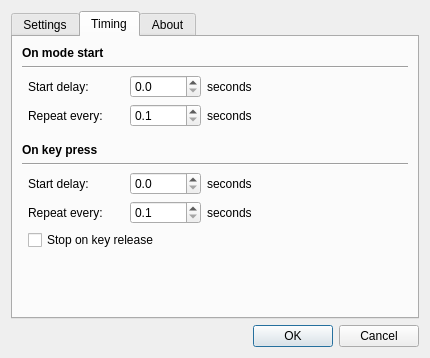
ckb-next/ckb-next, file src/ckb/animsettingdialog.ui: the form before one commit.
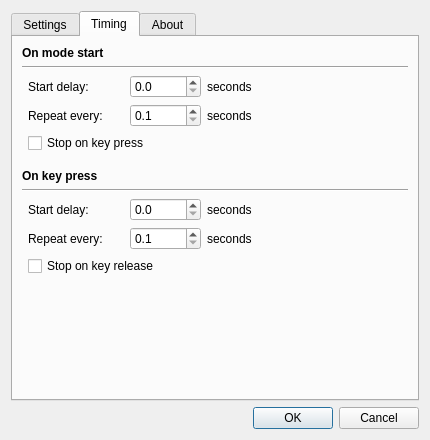
The form after the commit. The open tabs and pages were chosen to show the change.

Commit message: (ckb) New setting to treat keypress animations as if they were mode-start animations (ckb) Animations started with the mode can now be stopped on key press

```diff
--- a/src/ckb/animsettingdialog.ui
+++ b/src/ckb/animsettingdialog.ui
@@ -7,7 +7,7 @@
     <x>0</x>
     <y>0</y>
     <width>430</width>
-    <height>358</height>
+    <height>440</height>
    </rect>
   </property>
   <property name="minimumSize">
@@ -76,71 +76,53 @@
        <string>Timing</string>
       </attribute>
       <layout class="QGridLayout" name="timeGrid">
-       <item row="9" column="4">
-        <widget class="QLabel" name="kpRepeatLabel_2">
-         <property name="text">
-          <string>seconds</string>
-         </property>
-        </widget>
-       </item>
-       <item row="13" column="1">
-        <spacer name="verticalSpacer_2">
+       <item row="3" column="2">
+        <spacer name="horizontalSpacer_5">
          <property name="orientation">
-          <enum>Qt::Vertical</enum>
+          <enum>Qt::Horizontal</enum>
+         </property>
+         <property name="sizeType">
+          <enum>QSizePolicy::Fixed</enum>
          </property>
          <property name="sizeHint" stdset="0">
           <size>
-           <width>20</width>
-           <height>40</height>
+           <width>15</width>
+           <height>0</height>
           </size>
          </property>
         </spacer>
        </item>
-       <item row="8" column="1">
-        <widget class="QLabel" name="label_12">
+       <item row="11" column="1">
+        <widget class="QLabel" name="kpRepeatLabel">
          <property name="text">
-          <string>Start delay:</string>
+          <string>Repeat every:</string>
          </property>
         </widget>
        </item>
-       <item row="2" column="1">
-        <widget class="QLabel" name="label_10">
+       <item row="3" column="1">
+        <widget class="QLabel" name="repeatLabel">
          <property name="text">
-          <string>Start delay:</string>
+          <string>Repeat every:</string>
          </property>
         </widget>
        </item>
-       <item row="2" column="3">
-        <widget class="QDoubleSpinBox" name="delayBox">
+       <item row="3" column="3">
+        <widget class="QDoubleSpinBox" name="repeatBox">
          <property name="decimals">
           <number>1</number>
          </property>
+         <property name="minimum">
+          <double>0.100000000000000</double>
+         </property>
          <property name="maximum">
           <double>86400.000000000000000</double>
          </property>
         </widget>
        </item>
-       <item row="6" column="0" colspan="6">
-        <widget class="QLabel" name="label_6">
+       <item row="3" column="4">
+        <widget class="QLabel" name="repeatLabel_2">
          <property name="text">
-          <string>&lt;b&gt;On key press&lt;/b&gt;</string>
-         </property>
-        </widget>
-       </item>
-       <item row="7" column="0" colspan="6">
-        <widget class="Line" name="line_2">
-         <property name="orientation">
-          <enum>Qt::Horizontal</enum>
-         </property>
-        </widget>
-       </item>
-       <item row="8" column="3">
-        <widget class="QDoubleSpinBox" name="kpDelayBox">
-         <property name="decimals">
-          <number>1</number>
-         </property>
-         <property name="maximum">
-          <double>86400.000000000000000</double>
+          <string>seconds</string>
          </property>
         </widget>
        </item>
@@ -151,8 +133,8 @@
          </property>
         </widget>
        </item>
-       <item row="2" column="4">
-        <widget class="QLabel" name="label_8">
+       <item row="11" column="4">
+        <widget class="QLabel" name="kpRepeatLabel_2">
          <property name="text">
           <string>seconds</string>
          </property>
@@ -165,7 +147,62 @@
          </property>
         </widget>
        </item>
-       <item row="5" column="1">
+       <item row="2" column="4">
+        <widget class="QLabel" name="label_8">
+         <property name="text">
+          <string>seconds</string>
+         </property>
+        </widget>
+       </item>
+       <item row="10" column="3">
+        <widget class="QDoubleSpinBox" name="kpDelayBox">
+         <property name="decimals">
+          <number>1</number>
+         </property>
+         <property name="maximum">
+          <double>86400.000000000000000</double>
+         </property>
+        </widget>
+       </item>
+       <item row="10" column="4">
+        <widget class="QLabel" name="label_13">
+         <property name="text">
+          <string>seconds</string>
+         </property>
+        </widget>
+       </item>
+       <item row="10" column="1">
+        <widget class="QLabel" name="label_12">
+         <property name="text">
+          <string>Start delay:</string>
+         </property>
+        </widget>
+       </item>
+       <item row="2" column="3">
+        <widget class="QDoubleSpinBox" name="delayBox">
+         <property name="decimals">
+          <number>1</number>
+         </property>
+         <property name="maximum">
+          <double>86400.000000000000000</double>
+         </property>
+        </widget>
+       </item>
+       <item row="5" column="1" colspan="3">
+        <widget class="QCheckBox" name="kpModeStopBox">
+         <property name="text">
+          <string>Stop on key press</string>
+         </property>
+        </widget>
+       </item>
+       <item row="2" column="1">
+        <widget class="QLabel" name="label_10">
+         <property name="text">
+          <string>Start delay:</string>
+         </property>
+        </widget>
+       </item>
+       <item row="7" column="1">
         <spacer name="verticalSpacer_3">
          <property name="orientation">
           <enum>Qt::Vertical</enum>
@@ -181,13 +218,6 @@
          </property>
         </spacer>
        </item>
-       <item row="11" column="1" colspan="4">
-        <widget class="QCheckBox" name="kpReleaseBox">
-         <property name="text">
-          <string>Stop on key release</string>
-         </property>
-        </widget>
-       </item>
        <item row="2" column="5">
         <spacer name="horizontalSpacer_4">
          <property name="orientation">
@@ -201,14 +231,21 @@
          </property>
         </spacer>
        </item>
-       <item row="8" column="4">
-        <widget class="QLabel" name="label_13">
+       <item row="14" column="1" colspan="3">
+        <widget class="QCheckBox" name="kpReleaseBox">
          <property name="text">
-          <string>seconds</string>
+          <string>Stop on key release</string>
          </property>
         </widget>
        </item>
-       <item row="9" column="3">
+       <item row="8" column="0" colspan="6">
+        <widget class="QLabel" name="label_6">
+         <property name="text">
+          <string>&lt;b&gt;On key press&lt;/b&gt;</string>
+         </property>
+        </widget>
+       </item>
+       <item row="11" column="3">
         <widget class="QDoubleSpinBox" name="kpRepeatBox">
          <property name="decimals">
           <number>1</number>
@@ -221,57 +258,27 @@
          </property>
         </widget>
        </item>
-       <item row="3" column="4">
-        <widget class="QLabel" name="repeatLabel_2">
-         <property name="text">
-          <string>seconds</string>
-         </property>
-        </widget>
-       </item>
-       <item row="3" column="1">
-        <widget class="QLabel" name="repeatLabel">
-         <property name="text">
-          <string>Repeat every:</string>
-         </property>
-        </widget>
-       </item>
-       <item row="3" column="3">
-        <widget class="QDoubleSpinBox" name="repeatBox">
-         <property name="decimals">
-          <number>1</number>
-         </property>
-         <property name="minimum">
-          <double>0.100000000000000</double>
-         </property>
-         <property name="maximum">
-          <double>86400.000000000000000</double>
-         </property>
-        </widget>
-       </item>
-       <item row="9" column="1">
-        <widget class="QLabel" name="kpRepeatLabel">
-         <property name="text">
-          <string>Repeat every:</string>
-         </property>
-        </widget>
-       </item>
-       <item row="4" column="2">
-        <spacer name="horizontalSpacer_5">
+       <item row="15" column="1">
+        <spacer name="verticalSpacer_2">
          <property name="orientation">
-          <enum>Qt::Horizontal</enum>
-         </property>
-         <property name="sizeType">
-          <enum>QSizePolicy::Fixed</enum>
+          <enum>Qt::Vertical</enum>
          </property>
          <property name="sizeHint" stdset="0">
           <size>
-           <width>15</width>
-           <height>0</height>
+           <width>20</width>
+           <height>40</height>
           </size>
          </property>
         </spacer>
        </item>
-       <item row="10" column="2">
+       <item row="9" column="0" colspan="6">
+        <widget class="Line" name="line_2">
+         <property name="orientation">
+          <enum>Qt::Horizontal</enum>
+         </property>
+        </widget>
+       </item>
+       <item row="12" column="2">
         <spacer name="horizontalSpacer_6">
          <property name="orientation">
           <enum>Qt::Horizontal</enum>
```
The commit also changes 5 other files.
